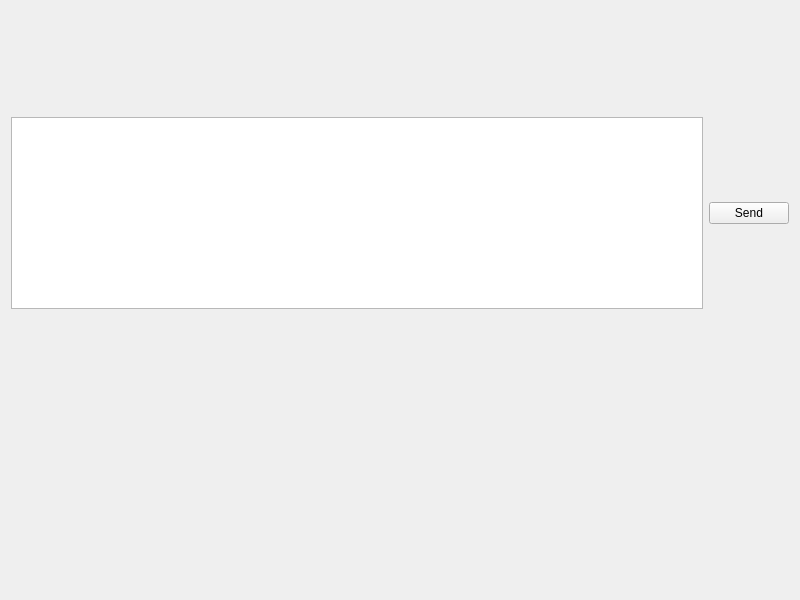
The window that catkin_ws/src/ai_plugin/resource/ai_panel.ui (MalteMatthey/Containerized-Setup-for-Learn-Environment-Franka-Emika-Panda) describes before a commit, drawn with Qt 5.
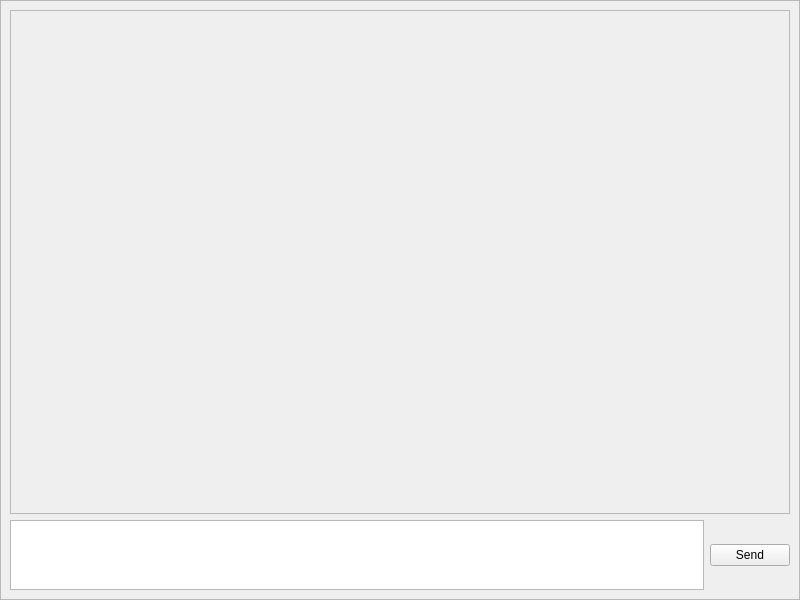
The same window after the commit.

```diff
--- a/catkin_ws/src/ai_plugin/resource/ai_panel.ui
+++ b/catkin_ws/src/ai_plugin/resource/ai_panel.ui
@@ -19,15 +19,61 @@
   <property name="windowTitle">
    <string>Ai_Window</string>
   </property>
+  <layout class="QGridLayout" name="gridLayout_2">
+   <property name="leftMargin">
+    <number>0</number>
+   </property>
+   <property name="topMargin">
+    <number>0</number>
+   </property>
+   <property name="rightMargin">
+    <number>0</number>
+   </property>
+   <property name="bottomMargin">
+    <number>0</number>
+   </property>
+   <property name="spacing">
+    <number>0</number>
+   </property>
+   <item row="0" column="0">
+    <widget class="QScrollArea" name="scrollArea">
+     <property name="widgetResizable">
+      <bool>true</bool>
+     </property>
+     <widget class="QWidget" name="scrollAreaWidgetContents">
+      <property name="geometry">
+       <rect>
+        <x>0</x>
+        <y>0</y>
+        <width>798</width>
+        <height>598</height>
+       </rect>
+      </property>
   <layout class="QGridLayout" name="gridLayout">
    <item row="0" column="0">
-    <layout class="QVBoxLayout" name="verticalLayout_2">
-     <item>
       <layout class="QVBoxLayout" name="verticalLayout">
        <item>
+          <widget class="QScrollArea" name="scrollArea_2">
+           <property name="widgetResizable">
+            <bool>true</bool>
+           </property>
+           <widget class="QWidget" name="scrollAreaWidgetContents_2">
+            <property name="geometry">
+             <rect>
+              <x>0</x>
+              <y>0</y>
+              <width>776</width>
+              <height>498</height>
+             </rect>
+            </property>
+            <layout class="QGridLayout" name="gridLayout_3">
+             <item row="0" column="0">
         <widget class="QLabel" name="label">
+               <property name="enabled">
+                <bool>true</bool>
+               </property>
          <property name="sizePolicy">
-          <sizepolicy hsizetype="Preferred" vsizetype="Preferred">
+                <sizepolicy hsizetype="Expanding" vsizetype="Expanding">
            <horstretch>0</horstretch>
            <verstretch>0</verstretch>
           </sizepolicy>
@@ -35,18 +81,47 @@
          <property name="minimumSize">
           <size>
            <width>0</width>
-           <height>100</height>
+                 <height>0</height>
           </size>
          </property>
          <property name="text">
           <string/>
          </property>
+               <property name="textFormat">
+                <enum>Qt::TextFormat::AutoText</enum>
+               </property>
+               <property name="scaledContents">
+                <bool>false</bool>
+               </property>
+               <property name="wordWrap">
+                <bool>true</bool>
+               </property>
+               <property name="margin">
+                <number>5</number>
+               </property>
+               <property name="indent">
+                <number>-1</number>
+               </property>
+               <property name="openExternalLinks">
+                <bool>false</bool>
+               </property>
+              </widget>
+             </item>
+            </layout>
+           </widget>
         </widget>
        </item>
        <item>
         <layout class="QHBoxLayout" name="horizontalLayout">
          <item>
-          <widget class="QTextEdit" name="textEdit"/>
+            <widget class="QTextEdit" name="textEdit">
+             <property name="sizePolicy">
+              <sizepolicy hsizetype="Expanding" vsizetype="Preferred">
+               <horstretch>0</horstretch>
+               <verstretch>0</verstretch>
+              </sizepolicy>
+             </property>
+            </widget>
          </item>
          <item>
           <widget class="QPushButton" name="pushButton">
@@ -59,20 +134,9 @@
        </item>
       </layout>
      </item>
-     <item>
-      <spacer name="verticalSpacer">
-       <property name="orientation">
-        <enum>Qt::Orientation::Vertical</enum>
-       </property>
-       <property name="sizeHint" stdset="0">
-        <size>
-         <width>20</width>
-         <height>40</height>
-        </size>
-       </property>
-      </spacer>
-     </item>
-    </layout>
+      </layout>
+     </widget>
+    </widget>
    </item>
   </layout>
  </widget>
```
Left out of the diff: 2 changed lines with no effect on the pictures. Lines whose indentation alone changed are shown as unchanged.
